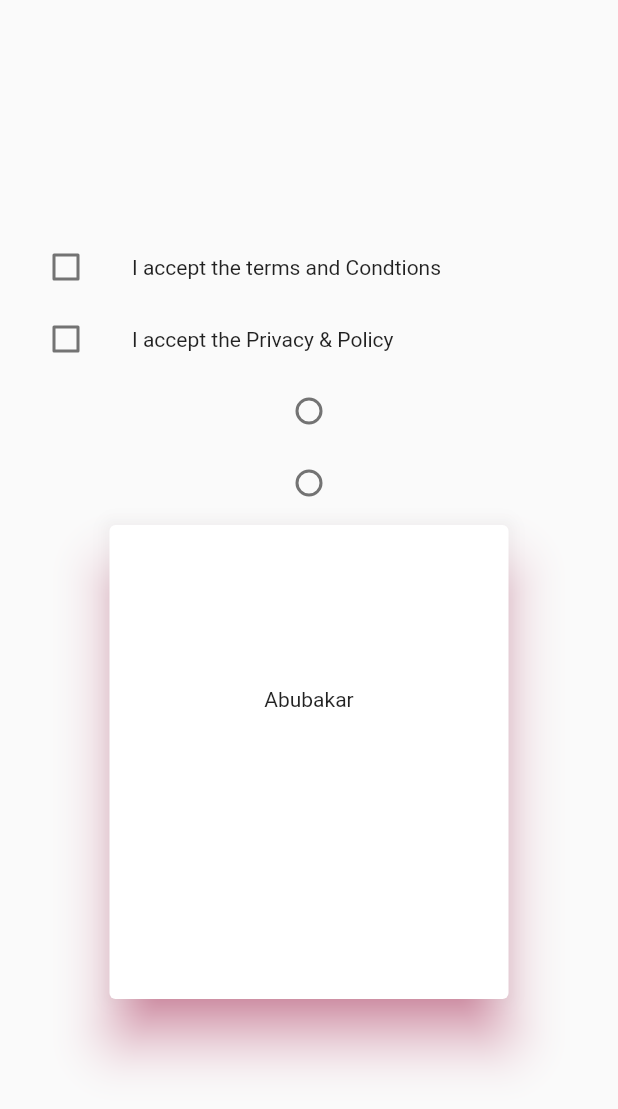
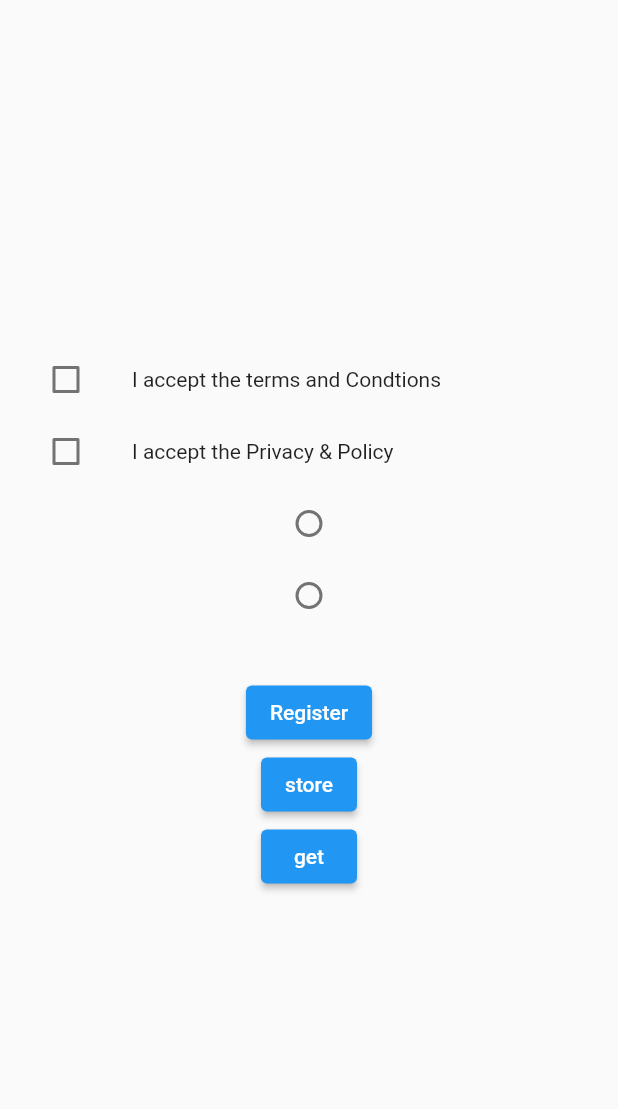
Before and after one commit to Agha-Dev/bsection, a Flutter app: the screen it shows after launch, on a phone screen of 412 x 824 dp. Shown: the top 1109 px of the screen. Run offline on Flutter 3.47's test engine with Material 2 defaults, Android fonts, the phone set to English and light mode, and no system bars; our stand-ins replace cloud_firestore, country_code_picker, date_time_picker, firebase_auth, firebase_core; missing offline and left inert: country_state_city_picker; accounts and stored records are empty.

```diff
--- a/lib/button.dart
+++ b/lib/button.dart
@@ -1,3 +1,5 @@
+import 'package:bsection/services/database_service.dart';
+import 'package:firebase_auth/firebase_auth.dart';
 import 'package:flutter/material.dart';
 
 class Buttons extends StatefulWidget {
@@ -13,6 +15,7 @@ class _ButtonsState extends State<Buttons> {
   int a = 0;
   int group = 1;
   int b = 0;
+  FirebaseAuth auth = FirebaseAuth.instance;
   @override
   Widget build(BuildContext context) {
     return Scaffold(
@@ -71,28 +74,45 @@ class _ButtonsState extends State<Buttons> {
                     a = 0;
                   });
                 }),
-             Card(
-              shadowColor: Colors.pinkAccent,
-              elevation: 15.0,
-              child: Padding(
-                padding: EdgeInsets.all(8.0),
-                // child: Text("Abu Bakar"),
-                child:Container(
-                height:300,
-                width:250,
-                decoration: BoxDecoration(
-                  borderRadius: BorderRadius.circular(30),
-                ),
-                child:Column(
-                  children: [
-                     SizedBox(height:100 ,),
-                    Text("Abubakar"),
-                  ],
-                )
+            //  Card(
+            //   shadowColor: Colors.pinkAccent,
+            //   elevation: 15.0,
+            //   child: Padding(
+            //     padding: EdgeInsets.all(8.0),
+            //     // child: Text("Abu Bakar"),
+            //     child:Container(
+            //     height:300,
+            //     width:250,
+            //     decoration: BoxDecoration(
+            //       borderRadius: BorderRadius.circular(30),
+            //     ),
+            //     child:Column(
+            //       children: [
+            //          SizedBox(height:100 ,),
+            //         Text("Abubakar"),
+            //       ],
+            //     )
 
-                ),
-              ),
-            )
+            //     ),
+            //   ),
+            // )
+            const SizedBox(height: 30),
+            ElevatedButton(
+                onPressed: () async {
+                  await auth.createUserWithEmailAndPassword(
+                      email: "faraz@gmail.com", password: "12341234");
+                },
+                child: const Text("Register")),
+            ElevatedButton(
+                onPressed: () async {
+                  await Database.store();
+                },
+                child: const Text("store")),
+            ElevatedButton(
+                onPressed: () async {
+                  await Database.get();
+                },
+                child: const Text("get"))
           ],
         ),
       ),
--- a/lib/main.dart
+++ b/lib/main.dart
@@ -1,9 +1,12 @@
 import 'package:bsection/button.dart';
 import 'package:country_code_picker/country_code_picker.dart';
 import 'package:country_state_city_picker/country_state_city_picker.dart';
+import 'package:firebase_core/firebase_core.dart';
 import 'package:flutter/material.dart';
 
-void main() {
+void main() async {
+  WidgetsFlutterBinding.ensureInitialized();
+  await Firebase.initializeApp();
   runApp(const MyApp());
 }
 
--- /dev/null
+++ b/lib/services/database_service.dart
@@ -0,0 +1,14 @@
+import 'package:cloud_firestore/cloud_firestore.dart';
+
+class Database {
+  static Future store() async {
+    final db = FirebaseFirestore.instance.collection("data");
+    await db.doc().set({"name": "Abu bakar", "hobby": "Nice Handsome Guy"});
+  }
+
+  static Future get() async {
+    final db = FirebaseFirestore.instance.collection("data");
+    final doc = await db.doc("6WoeHq746J6kJ75t4JEF").get();
+    print(doc.data());
+  }
+}
--- a/pubspec.yaml
+++ b/pubspec.yaml
@@ -38,6 +38,9 @@ dependencies:
   country_state_city_picker: ^1.2.8
   date_time_picker: ^2.1.0
   http: ^0.13.4
+  firebase_core: ^1.20.1
+  firebase_auth: ^3.6.3
+  cloud_firestore: ^3.4.4
 
 dev_dependencies:
   flutter_test:
```
Also changed, not shown: lib/home.dart (+9 -6 lines), pubspec.lock, 4 other files.
